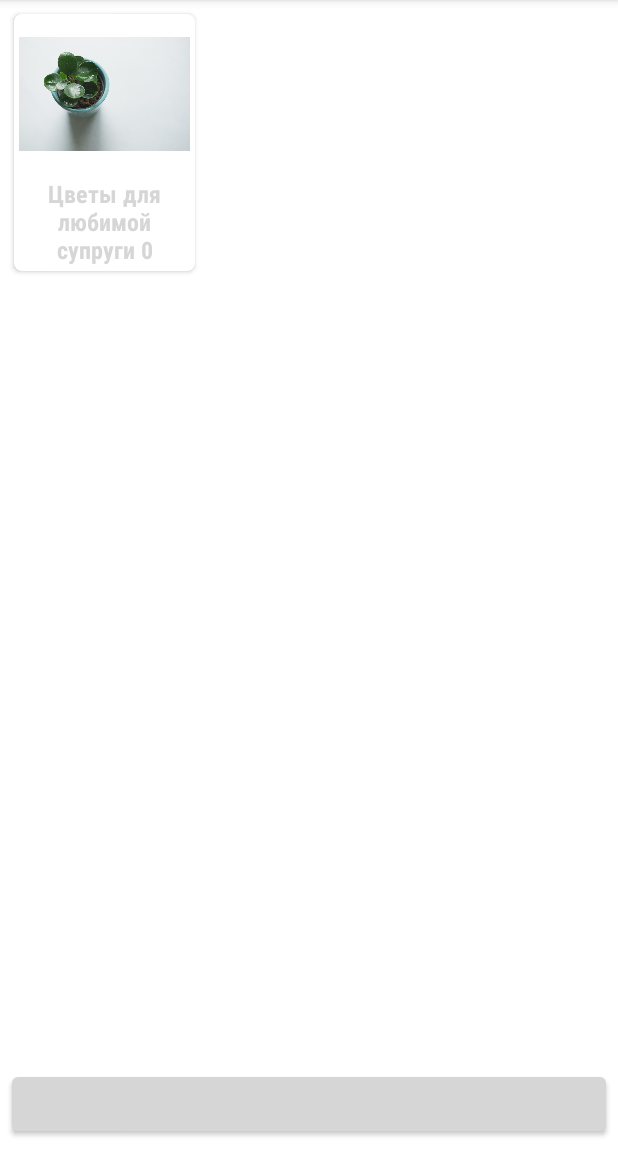
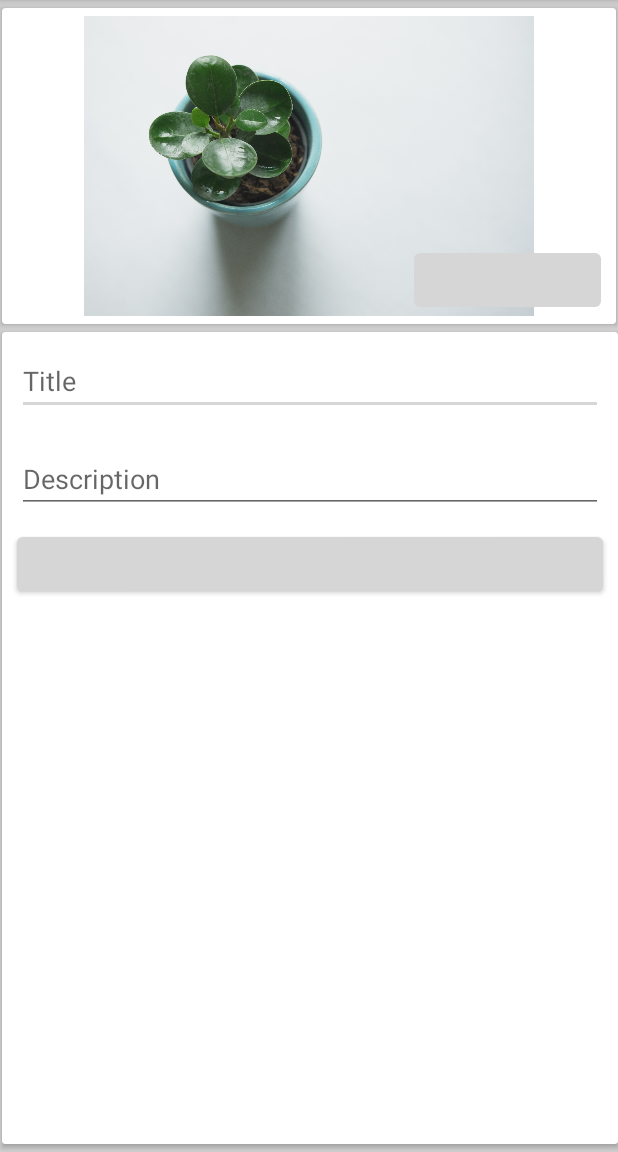
Before and after one commit to arhpov035/android_lesson, an Android app: the screen it shows after launch (MainActivity before the commit, EditActivity after it), after a tap on "ADD PLANT", on a phone screen of 412 x 824 dp, the part 84-1236 px from its top. Run offline under Robolectric (Android 15) with nearby library versions, the phone set to English and light mode, and no system bars.

Commit message:
27_lesson На этом уроке дополняем наш проект с прошлого урока 27 про RecyclerView. Сегодня создаем EditActivity для создания растения которое добавляем в наш список RecyclerView. Для передачи данных используем registerForActivityResult функцию о которой узнали на уроке  25.

```diff
--- a/app/src/main/java/com/example/plantshandbook/EditActivity.kt
+++ b/app/src/main/java/com/example/plantshandbook/EditActivity.kt
@@ -1,11 +1,45 @@
 package com.example.plantshandbook
 
+import android.content.Intent
 import androidx.appcompat.app.AppCompatActivity
 import android.os.Bundle
+import android.util.Log
+import com.example.plantshandbook.databinding.ActivityEditBinding
 
 class EditActivity : AppCompatActivity() {
+    lateinit var binding: ActivityEditBinding
+
+    private var indexImage = 0
+    private var imageId = R.drawable.plant1
+    private val imageIdList = listOf(
+        R.drawable.plant1,
+        R.drawable.plant2,
+        R.drawable.plant3,
+        R.drawable.plant4,
+        R.drawable.plant5,
+    )
+
     override fun onCreate(savedInstanceState: Bundle?) {
         super.onCreate(savedInstanceState)
-        setContentView(R.layout.activity_edit)
+        binding = ActivityEditBinding.inflate(layoutInflater)
+        setContentView(binding.root)
+        initButtons()
+    }
+
+    private fun initButtons() = with(binding) {
+        bNext.setOnClickListener {
+            indexImage++
+            if (indexImage > imageIdList.size - 1) indexImage = 0
+            imageId = imageIdList[indexImage]
+            imageView.setImageResource(imageId)
+        }
+        bDone.setOnClickListener {
+            val plant = Plant(imageId, edTitle.text.toString(), edDesc.text.toString())
+            val editIntent = Intent().apply {
+                putExtra("plant", plant)
+            }
+            setResult(RESULT_OK, editIntent)
+            finish()
+        }
     }
 }
--- a/app/src/main/java/com/example/plantshandbook/MainActivity.kt
+++ b/app/src/main/java/com/example/plantshandbook/MainActivity.kt
@@ -1,27 +1,28 @@
 package com.example.plantshandbook
 
+import android.content.Intent
 import androidx.appcompat.app.AppCompatActivity
 import android.os.Bundle
+import androidx.activity.result.ActivityResultLauncher
+import androidx.activity.result.contract.ActivityResultContracts
 import androidx.recyclerview.widget.GridLayoutManager
 import com.example.plantshandbook.databinding.ActivityMainBinding
 
 class MainActivity : AppCompatActivity() {
     lateinit var binding: ActivityMainBinding
     private val adapter = PlantAdapter()
-    private val imageIdList = listOf(
-        R.drawable.plant1,
-        R.drawable.plant2,
-        R.drawable.plant3,
-        R.drawable.plant4,
-        R.drawable.plant5,
-    )
-    private var index = 0
+    private var editLauncher: ActivityResultLauncher<Intent>? = null
 
     override fun onCreate(savedInstanceState: Bundle?) {
         super.onCreate(savedInstanceState)
         binding = ActivityMainBinding.inflate(layoutInflater)
         setContentView(binding.root)
         init()
+        editLauncher = registerForActivityResult(ActivityResultContracts.StartActivityForResult()){
+            if (it.resultCode == RESULT_OK){
+                adapter.addPlant(it.data?.getSerializableExtra("plant") as Plant)
+            }
+        }
     }
 
     private fun init() {
@@ -29,10 +30,7 @@ class MainActivity : AppCompatActivity() {
             rcView.layoutManager = GridLayoutManager(this@MainActivity, 3)
             rcView.adapter = adapter
             buttonAdd.setOnClickListener {
-                if(index > 4) index = 0
-                val plant = Plant(imageIdList[index], "Цветы для любимой супруги $index")
-                adapter.addPlant(plant)
-                index++
+                editLauncher?.launch(Intent(this@MainActivity, EditActivity::class.java))
             }
         }
     }
--- a/app/src/main/java/com/example/plantshandbook/Plant.kt
+++ b/app/src/main/java/com/example/plantshandbook/Plant.kt
@@ -1,3 +1,5 @@
 package com.example.plantshandbook
 
-data class Plant(val imageId: Int, val title: String)
+import java.io.Serializable
+
+data class Plant(val imageId: Int, val title: String, val desc: String): Serializable
--- a/app/src/main/res/layout/activity_edit.xml
+++ b/app/src/main/res/layout/activity_edit.xml
@@ -4,6 +4,85 @@
     xmlns:tools="http://schemas.android.com/tools"
     android:layout_width="match_parent"
     android:layout_height="match_parent"
+    android:background="#D1D0D0"
     tools:context=".EditActivity">
 
+    <androidx.cardview.widget.CardView
+        android:id="@+id/cardView"
+        android:layout_width="409dp"
+        android:layout_height="wrap_content"
+        android:layout_margin="5dp"
+        app:layout_constraintEnd_toEndOf="parent"
+        app:layout_constraintStart_toStartOf="parent"
+        app:layout_constraintTop_toTopOf="parent">
+
+        <LinearLayout
+            android:layout_width="match_parent"
+            android:layout_height="match_parent"
+            android:orientation="horizontal">
+
+            <ImageView
+                android:id="@+id/imageView"
+                android:layout_width="wrap_content"
+                android:layout_height="200dp"
+                android:layout_margin="5dp"
+                android:layout_weight="0"
+                app:srcCompat="@drawable/plant1" />
+        </LinearLayout>
+
+    </androidx.cardview.widget.CardView>
+
+    <androidx.cardview.widget.CardView
+        android:layout_width="0dp"
+        android:layout_height="0dp"
+        android:layout_marginTop="5dp"
+        android:layout_marginBottom="5dp"
+        app:layout_constraintBottom_toBottomOf="parent"
+        app:layout_constraintEnd_toEndOf="parent"
+        app:layout_constraintStart_toStartOf="@+id/cardView"
+        app:layout_constraintTop_toBottomOf="@+id/cardView"
+        app:layout_constraintVertical_bias="0.0">
+
+        <LinearLayout
+            android:layout_width="match_parent"
+            android:layout_height="match_parent"
+            android:orientation="vertical">
+
+            <EditText
+                android:id="@+id/edTitle"
+                android:layout_width="match_parent"
+                android:layout_height="wrap_content"
+                android:layout_margin="10dp"
+                android:ems="10"
+                android:hint="@string/title"
+                android:inputType="textPersonName" />
+
+            <EditText
+                android:id="@+id/edDesc"
+                android:layout_width="match_parent"
+                android:layout_height="wrap_content"
+                android:layout_margin="10dp"
+                android:ems="10"
+                android:hint="@string/description"
+                android:inputType="textPersonName" />
+
+            <Button
+                android:id="@+id/bDone"
+                android:layout_width="match_parent"
+                android:layout_height="wrap_content"
+                android:layout_marginStart="10dp"
+                android:layout_marginEnd="10dp"
+                android:text="@string/done" />
+        </LinearLayout>
+    </androidx.cardview.widget.CardView>
+
+    <Button
+        android:id="@+id/bNext"
+        android:layout_width="wrap_content"
+        android:layout_height="wrap_content"
+        android:layout_marginEnd="10dp"
+        android:layout_marginBottom="5dp"
+        android:text="@string/next_image"
+        app:layout_constraintBottom_toBottomOf="@+id/cardView"
+        app:layout_constraintEnd_toEndOf="@+id/cardView" />
 </androidx.constraintlayout.widget.ConstraintLayout>
--- a/app/src/main/res/values/strings.xml
+++ b/app/src/main/res/values/strings.xml
@@ -2,4 +2,8 @@
     <string name="app_name">PlantsHandBook</string>
     <string name="add_plant">Add Plant</string>
     <string name="textview">TextView</string>
+    <string name="next_image">Next image</string>
+    <string name="title">Title</string>
+    <string name="description">Description</string>
+    <string name="done">Done</string>
 </resources>
```
